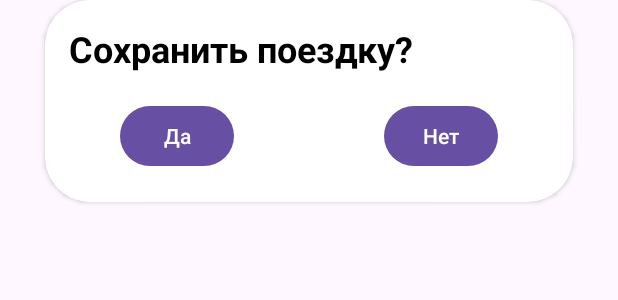
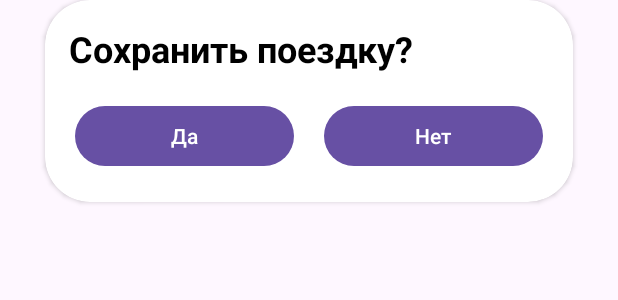
Before and after one commit to HAZZABROI/BikeStat, an Android app: the layout layoutcustom_dialog_new_route.xml on its own in the app's theme, with its tools: preview values and no code run, on a phone screen of 412 x 824 dp. Shown: the top 300 px of the screen. Run offline under Robolectric (Android 15) with nearby library versions, the phone set to English and light mode, and no system bars.

Commit message:
Some fixes

```diff
--- a/app/src/main/java/ru/rodniki/bikestat/activitys/RouteGoing.java
+++ b/app/src/main/java/ru/rodniki/bikestat/activitys/RouteGoing.java
@@ -248,7 +248,7 @@ public class RouteGoing extends AppCompatActivity implements UserLocationObjectL
             }
         });
     }
-    public int toTime(String time){
+    public double toTime(String time){
         Pattern pattern = Pattern.compile("(\\d+)\\s*(days?|hr|min)");
         Matcher matcher = pattern.matcher(time);
 
@@ -273,7 +273,7 @@ public class RouteGoing extends AppCompatActivity implements UserLocationObjectL
             }
         }
 
-        int totalMinutes = days * 24 + hours + minutes / 60;;
+        double totalMinutes = days * 24 + hours + minutes / 60;;
 
         return totalMinutes;
     }
--- a/app/src/main/res/layout/activity_new_trail.xml
+++ b/app/src/main/res/layout/activity_new_trail.xml
@@ -69,7 +69,7 @@
                 android:id="@+id/testStart"
                 android:layout_width="wrap_content"
                 android:layout_height="wrap_content"
-                android:text="Тестовая поездка сейчас"
+                android:text="Поехать сейчас"
                 app:layout_constraintBottom_toBottomOf="parent"
                 app:layout_constraintEnd_toEndOf="parent"
                 app:layout_constraintStart_toStartOf="parent" />
--- a/app/src/main/res/layout/layoutcustom_dialog_new_route.xml
+++ b/app/src/main/res/layout/layoutcustom_dialog_new_route.xml
@@ -18,9 +18,9 @@
             android:id="@+id/btnDialogYes"
             android:layout_width="0dp"
             android:layout_height="wrap_content"
-            android:layout_marginStart="50dp"
+            android:layout_marginStart="20dp"
             android:layout_marginTop="18dp"
-            android:layout_marginEnd="50dp"
+            android:layout_marginEnd="20dp"
             android:layout_marginBottom="20dp"
             android:text="Да"
             app:layout_constraintBottom_toBottomOf="parent"
@@ -33,14 +33,13 @@
             android:id="@+id/btnDialogNo"
             android:layout_width="0dp"
             android:layout_height="wrap_content"
-            android:layout_marginStart="50dp"
-            android:layout_marginTop="18dp"
-            android:layout_marginEnd="50dp"
+            android:layout_marginEnd="20dp"
             android:text="Нет"
+            app:layout_constraintBottom_toBottomOf="@+id/btnDialogYes"
             app:layout_constraintEnd_toEndOf="parent"
             app:layout_constraintHorizontal_bias="0.5"
             app:layout_constraintStart_toEndOf="@+id/btnDialogYes"
-            app:layout_constraintTop_toBottomOf="@+id/textView7" />
+            app:layout_constraintTop_toTopOf="@+id/btnDialogYes" />
 
         <TextView
             android:id="@+id/textView7"
--- a/app/src/main/res/mipmap-anydpi/ic_launcher.xml
+++ /dev/null
@@ -1,6 +0,0 @@
-<?xml version="1.0" encoding="utf-8"?>
-<adaptive-icon xmlns:android="http://schemas.android.com/apk/res/android">
-    <background android:drawable="@drawable/ic_launcher_background" />
-    <foreground android:drawable="@drawable/ic_launcher_foreground" />
-    <monochrome android:drawable="@drawable/ic_launcher_foreground" />
-</adaptive-icon>
--- a/app/src/main/res/mipmap-anydpi/ic_launcher_round.xml
+++ /dev/null
@@ -1,6 +0,0 @@
-<?xml version="1.0" encoding="utf-8"?>
-<adaptive-icon xmlns:android="http://schemas.android.com/apk/res/android">
-    <background android:drawable="@drawable/ic_launcher_background" />
-    <foreground android:drawable="@drawable/ic_launcher_foreground" />
-    <monochrome android:drawable="@drawable/ic_launcher_foreground" />
-</adaptive-icon>
```
